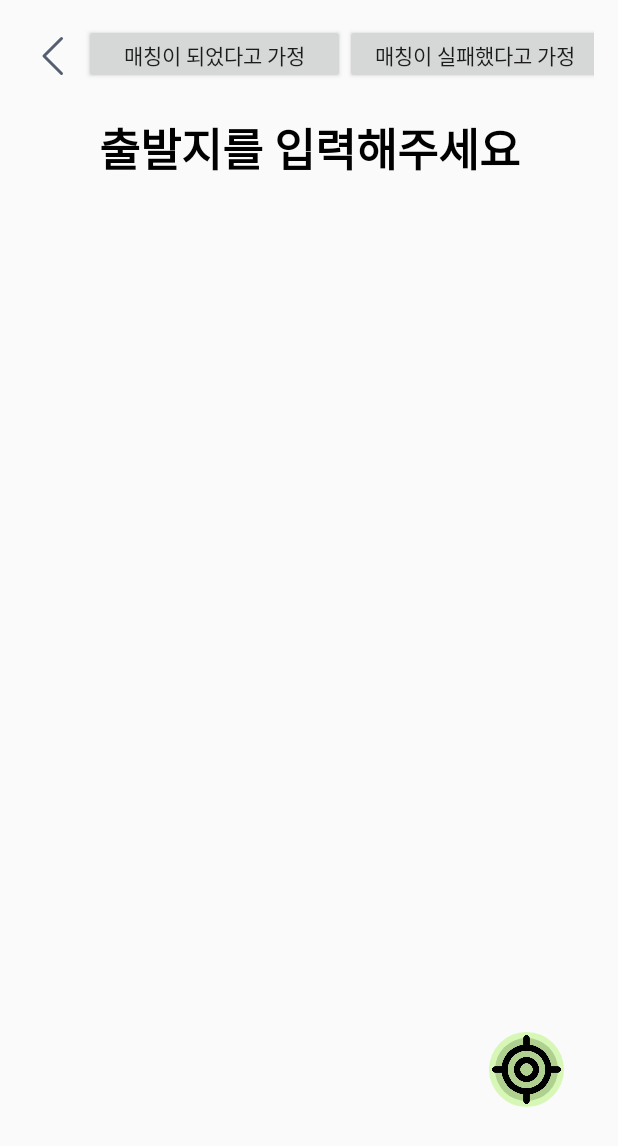
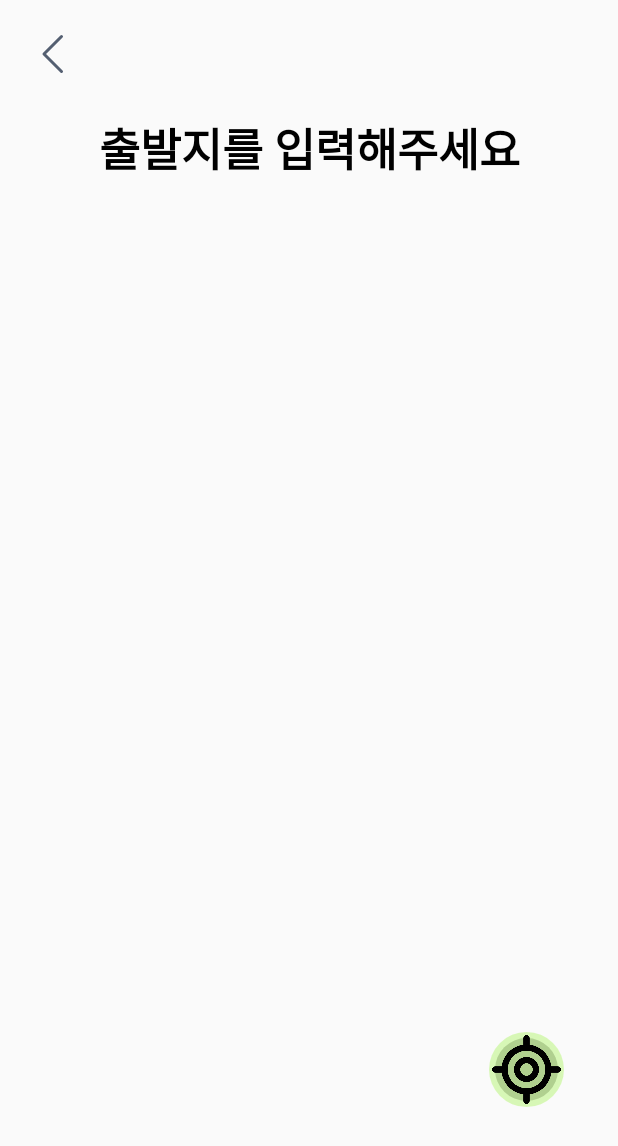
Before and after one commit to CSID-DGU/2024-1-OSS-team-3-TaxiTogether, an Android app: the screen it shows after launch (screen4), after a tap on "시작할래요!", on a phone screen of 412 x 824 dp. Shown: the top 1146 px of the screen. Run offline under Robolectric (Android 15) with nearby library versions, the light colour scheme and no system bars; libraries missing offline, so code that uses them is left out: net.daum.mf; pictures from the network do not load; 3 statements that could not run were skipped.

Commit message:
complete_front_end_2

```diff
--- a/Android/app/src/main/java/com/taxitogether/app/screen5.java
+++ b/Android/app/src/main/java/com/taxitogether/app/screen5.java
@@ -197,7 +197,7 @@ public class screen5 extends AppCompatActivity {
         }
         @Override
         protected String doInBackground(Void... voids) {
-            String urlString = "http://127.0.0.1:8000/validate_route";
+            String urlString = "http://beatmania.app:8000/validate_route";
             HttpURLConnection urlConnection = null;
             try {
                 URL url = new URL(urlString);
@@ -385,7 +385,7 @@ public class screen5 extends AppCompatActivity {
                 });
             }).start();
 
-        }, 60000); //딜레이 타임 조절
+        }, 120000); //딜레이 타임 조절
 
         // ProgressBar 애니메이션을 계속 작동하게 하는 Runnable
         handler.post(new Runnable() {
--- a/Android/app/src/main/res/layout/screen4.xml
+++ b/Android/app/src/main/res/layout/screen4.xml
@@ -11,33 +11,13 @@
     android:paddingTop="16dp"
     tools:context=".MainActivity">
 
-    <!-- Horizontal LinearLayout to hold buttons side by side -->
-    <LinearLayout
-        android:layout_width="wrap_content"
-        android:layout_height="wrap_content"
-        android:orientation="horizontal">
-        <!-- Button go back -->
-        <Button
+    <Button
             android:id="@+id/button_go_back2"
             android:layout_width="40dp"
             android:layout_height="40dp"
             android:background="@drawable/go_back"
             android:onClick="button1" />
 
-        <!-- Button test -->
-        <Button
-            android:id="@+id/button_test_go6_2"
-            android:layout_width="174dp"
-            android:layout_height="40dp"
-            android:onClick="button2"
-            android:text="매칭이 되었다고 가정" />
-        <Button
-            android:id="@+id/button_test_go6_1"
-            android:layout_width="174dp"
-            android:layout_height="40dp"
-            android:onClick="button3"
-            android:text="매칭이 실패했다고 가정" />
-    </LinearLayout>
 
     <!-- TextView -->
     <TextView
```
